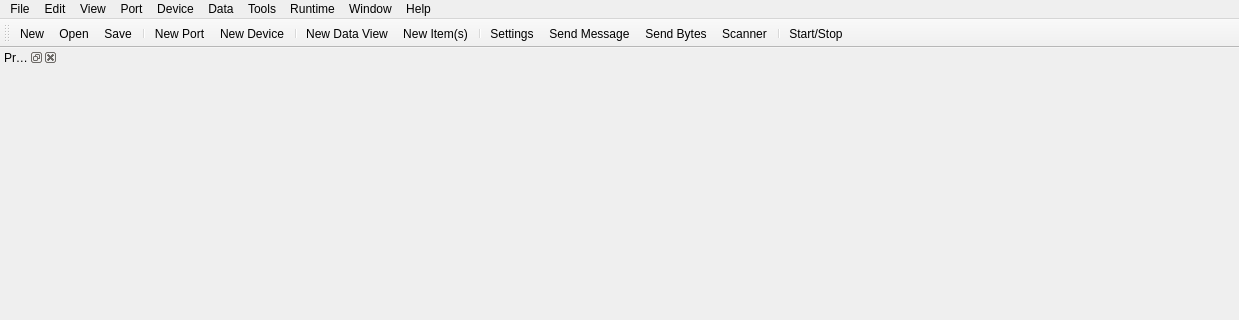
serhmarch/ModbusTools, file src/client/gui/client_ui.ui: the form before one commit; both pictures show x 0 to 1239 and y 0 to 320 of the 1239 by 752 pixel window.
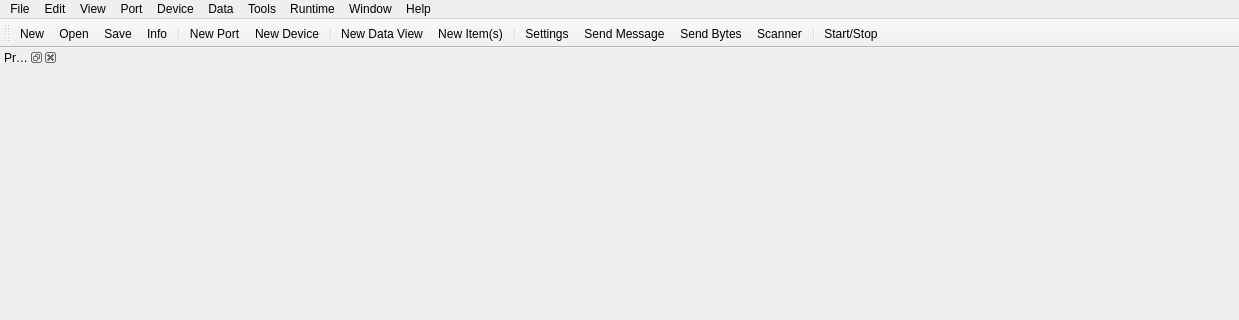
The form after the commit. Icons and pictures are not drawn.

Commit message: Add info icon

```diff
--- a/src/client/gui/client_ui.ui
+++ b/src/client/gui/client_ui.ui
@@ -271,6 +271,7 @@
    <addaction name="actionFileNew"/>
    <addaction name="actionFileOpen"/>
    <addaction name="actionFileSave"/>
+   <addaction name="actionFileInfo"/>
    <addaction name="separator"/>
    <addaction name="actionPortNew"/>
    <addaction name="actionDeviceNew"/>
```
Left out of the diff: 4 changed lines with no effect on the pictures. The commit also changes 4 other files.
